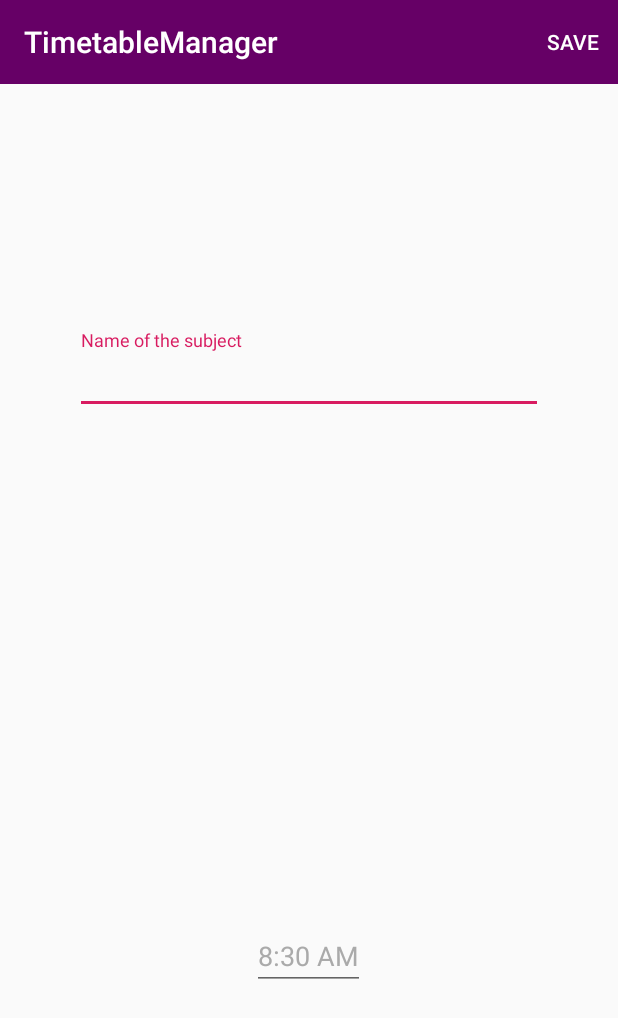
After one commit to vicky16898/TimetableManager, an Android app: the EditActivity screen opened directly, with no data from a screen before it, on a phone screen of 412 x 824 dp. The commit adds this screen. Shown: the top 1018 px of the screen. Run offline under Robolectric (Android 15) with nearby library versions, the phone set to English and light mode, and no system bars; our stand-ins replace ButterKnife; 3 statements that could not run were skipped.

Commit message:
feat: allow user to edit list items

```diff
--- /dev/null
+++ b/app/src/main/java/com/example/timetablemanager/EditActivity.java
@@ -0,0 +1,106 @@
+package com.example.timetablemanager;
+
+import android.app.TimePickerDialog;
+import android.os.Bundle;
+import android.support.design.widget.FloatingActionButton;
+import android.support.design.widget.Snackbar;
+import android.support.design.widget.TextInputEditText;
+import android.support.design.widget.TextInputLayout;
+import android.support.v7.app.AppCompatActivity;
+import android.support.v7.widget.Toolbar;
+import android.util.Log;
+import android.view.Menu;
+import android.view.MenuItem;
+import android.view.View;
+import android.widget.TimePicker;
+import android.widget.Toast;
+
+import java.sql.Time;
+import java.text.Format;
+import java.text.SimpleDateFormat;
+import java.util.Objects;
+
+import adapter.myDbAdapter;
+import butterknife.BindView;
+import butterknife.ButterKnife;
+
+public class EditActivity extends AppCompatActivity {
+
+
+    private int position;
+    private Subject subject;
+    @BindView(R.id.edit_action_bar)
+    Toolbar toolbar;
+    @BindView(R.id.editInputLayout)
+    TextInputLayout textInputLayout;
+    @BindView(R.id.editUpdateText)
+    TextInputEditText editText;
+    @BindView(R.id.editTimeSelect)
+    TextInputEditText textInputEditText;
+
+    @Override
+    protected void onCreate(final Bundle savedInstanceState) {
+        super.onCreate(savedInstanceState);
+        setContentView(R.layout.activity_edit);
+        ButterKnife.bind(this);
+        setSupportActionBar(toolbar);
+        subject = (Subject) getIntent().getSerializableExtra("MyObject");
+        position = getIntent().getExtras().getInt("Position");
+        editText.setText(subject.getSubjectName());
+        textInputEditText.setText(subject.getTime());
+
+        textInputEditText.setOnClickListener(new View.OnClickListener() {
+            @Override
+            public void onClick(View v) {
+                showTimeDialog();
+            }
+        });
+
+
+    }
+
+    @Override
+    public boolean onCreateOptionsMenu(Menu menu) {
+        getMenuInflater().inflate(R.menu.edit_bar, menu);
+        return super.onCreateOptionsMenu(menu);
+    }
+
+    @Override
+    public boolean onOptionsItemSelected(MenuItem item) {
+        int id = item.getItemId();
+        if (id == R.id.update) {
+
+            for (int i = 0; i < HomeActivity.fragmentListeners.size(); i++) {
+                if ((HomeActivity.fragmentListeners.get(i).getFragmentName()).equals(subject.getDayOfWeek())) {
+                    HomeActivity.fragmentListeners.get(i).editListItem(position, editText.getText().toString(), textInputEditText.getText().toString());
+                }
+            }
+
+            finish();
+            return true;
+        }
+        return super.onOptionsItemSelected(item);
+    }
+
+
+    public void showTimeDialog() {
+
+        TimePickerDialog timePickerDialog = new TimePickerDialog(EditActivity.this, new TimePickerDialog.OnTimeSetListener() {
+            @Override
+            public void onTimeSet(TimePicker view, int hourOfDay, int minute) {
+                textInputEditText.setText(getTime(hourOfDay, minute));
+
+            }
+        }, 8, 30, false);
+        timePickerDialog.setTitle("Select Time");
+        timePickerDialog.show();
+    }
+
+    private String getTime(int hr, int min) {
+        Time tme = new Time(hr, min, 0);//seconds by default set to zero
+        Format formatter;
+        formatter = new SimpleDateFormat("h:mm a");
+        return formatter.format(tme);
+    }
+
+}
--- a/app/src/main/java/com/example/timetablemanager/FragmentListener.java
+++ b/app/src/main/java/com/example/timetablemanager/FragmentListener.java
@@ -4,4 +4,5 @@ public interface FragmentListener {
     void populateList(long dbId, String subjectName, String time, String day);
     void updateList(int i);
     String getFragmentName();
+    void editListItem(int i, String name, String time);
 }
--- a/app/src/main/java/com/example/timetablemanager/MainActivity.java
+++ b/app/src/main/java/com/example/timetablemanager/MainActivity.java
@@ -16,11 +16,8 @@ import android.support.v7.app.ActionBarDrawerToggle;
 import android.support.v7.app.AppCompatActivity;
 import android.os.Bundle;
 import android.support.v7.widget.Toolbar;
-import android.util.Log;
 import android.view.MenuItem;
 
-
-import java.util.Calendar;
 import java.util.Objects;
 import java.util.concurrent.TimeUnit;
 
@@ -29,8 +26,6 @@ import butterknife.ButterKnife;
 
 
 public class MainActivity extends AppCompatActivity implements NavigationView.OnNavigationItemSelectedListener {
-
-
 
 
     @BindView(R.id.custom_actionbar)
--- a/app/src/main/java/com/example/timetablemanager/NewSubject.java
+++ b/app/src/main/java/com/example/timetablemanager/NewSubject.java
@@ -6,7 +6,6 @@ import android.support.design.widget.TextInputEditText;
 import android.support.design.widget.TextInputLayout;
 import android.support.v7.app.AppCompatActivity;
 import android.support.v7.widget.Toolbar;
-import android.util.Log;
 import android.view.Menu;
 import android.view.MenuItem;
 import android.view.View;
--- /dev/null
+++ b/app/src/main/res/layout/activity_edit.xml
@@ -0,0 +1,87 @@
+<?xml version="1.0" encoding="utf-8"?>
+<RelativeLayout xmlns:android="http://schemas.android.com/apk/res/android"
+    xmlns:app="http://schemas.android.com/apk/res-auto"
+    android:layout_width="match_parent"
+    android:layout_height="match_parent">
+
+    <android.support.v7.widget.Toolbar
+        android:id="@+id/edit_action_bar"
+        android:layout_width="match_parent"
+        android:layout_height="?attr/actionBarSize"
+        android:background="@color/purple"
+        app:titleTextColor="#ffffff">
+
+    </android.support.v7.widget.Toolbar>
+
+    <LinearLayout
+        android:layout_width="match_parent"
+        android:layout_height="match_parent"
+        android:layout_below="@+id/edit_action_bar"
+        android:orientation="vertical">
+
+        <LinearLayout
+            android:layout_width="match_parent"
+            android:layout_height="match_parent"
+            android:layout_weight="1"
+            android:orientation="horizontal"
+            android:padding="50dp">
+
+            <android.support.design.widget.TextInputLayout
+                android:id="@+id/editInputLayout"
+                android:layout_width="match_parent"
+                android:layout_height="wrap_content"
+                android:layout_gravity="center"
+                android:gravity="center"
+                android:hint="@string/name_of_the_subject">
+
+                <android.support.design.widget.TextInputEditText
+                    android:id="@+id/editUpdateText"
+                    android:layout_width="match_parent"
+                    android:layout_height="match_parent"
+                    android:inputType="text"
+                    android:maxLength="40"
+                    android:maxLines="1" />
+
+            </android.support.design.widget.TextInputLayout>
+
+        </LinearLayout>
+
+        <LinearLayout
+            android:layout_width="match_parent"
+            android:layout_height="match_parent"
+            android:layout_weight="1"
+            android:orientation="horizontal"
+            android:padding="50dp">
+
+            <RelativeLayout
+                android:layout_width="match_parent"
+                android:layout_height="match_parent">
+
+                <android.support.design.widget.TextInputLayout
+                    android:layout_width="match_parent"
+                    android:layout_height="match_parent"
+                    android:layout_centerInParent="true"
+                    android:gravity="center">
+
+                    <android.support.design.widget.TextInputEditText
+                        android:id="@+id/editTimeSelect"
+                        android:layout_width="wrap_content"
+                        android:layout_height="wrap_content"
+                        android:cursorVisible="false"
+                        android:focusable="false"
+                        android:inputType="none"
+                        android:maxLength="10"
+                        android:maxLines="1"
+                        android:text="@string/_8_00_am"
+                        android:textColor="@android:color/darker_gray" />
+
+
+                </android.support.design.widget.TextInputLayout>
+
+            </RelativeLayout>
+
+        </LinearLayout>
+    </LinearLayout>
+
+
+</RelativeLayout>
--- /dev/null
+++ b/app/src/main/res/menu/edit_bar.xml
@@ -0,0 +1,10 @@
+<?xml version="1.0" encoding="utf-8"?>
+<menu xmlns:android="http://schemas.android.com/apk/res/android"
+    xmlns:app="http://schemas.android.com/apk/res-auto">
+    <item
+        android:id="@+id/update"
+        android:title="@string/save"
+        app:showAsAction="ifRoom">
+    </item>
+
+</menu>
--- a/app/src/main/res/values/strings.xml
+++ b/app/src/main/res/values/strings.xml
@@ -14,4 +14,5 @@
     <string name="bunk_manager">BUNK MANAGER</string>
     <string name="timetable_manager">TIMETABLE MANAGER</string>
     <string name="nav_bar">NAV BAR</string>
+    <string name="title_activity_edit">EditActivity</string>
 </resources>
```
Also changed, not shown: app/src/main/AndroidManifest.xml (+4 -3 lines), app/src/main/java/adapter/MyPagerAdapter.java (+12 -16 lines), app/src/main/java/adapter/TimeTableAdapter.java (+14 -9 lines), app/src/main/java/adapter/myDbAdapter.java (+10 -0 lines), app/src/main/java/com/example/timetablemanager/HomeActivity.java (+13 -49 lines), app/src/main/java/com/example/timetablemanager/MyFragment.java (+12 -0 lines), app/src/main/java/com/example/timetablemanager/Subject.java (+12 -1 lines).
